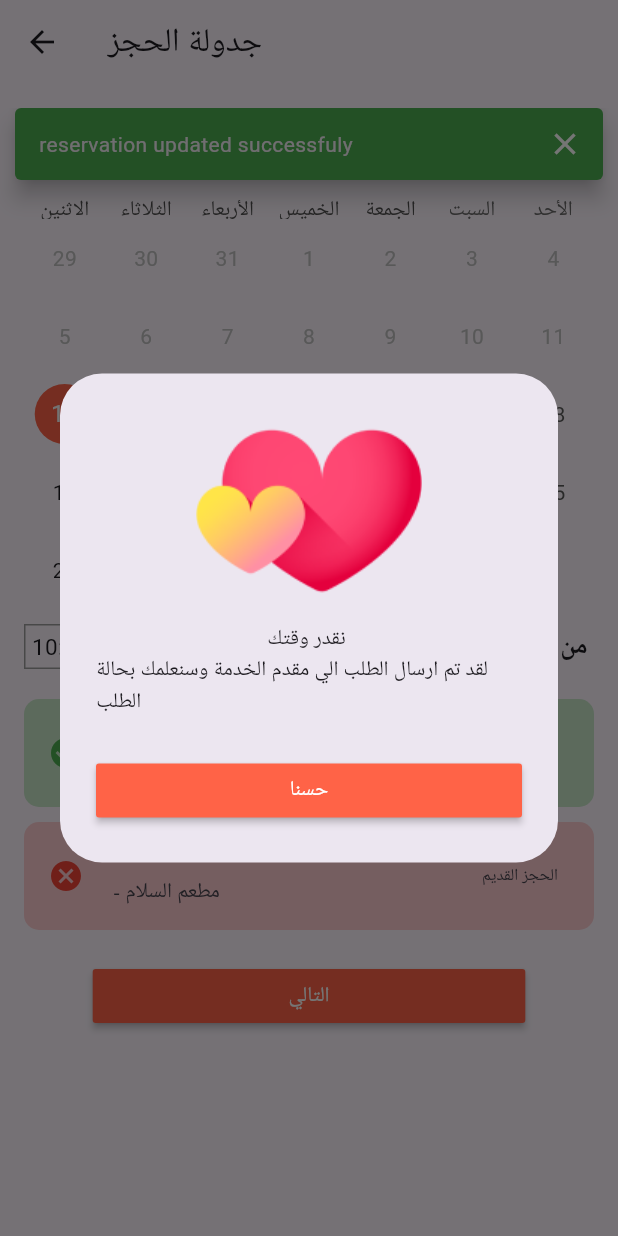
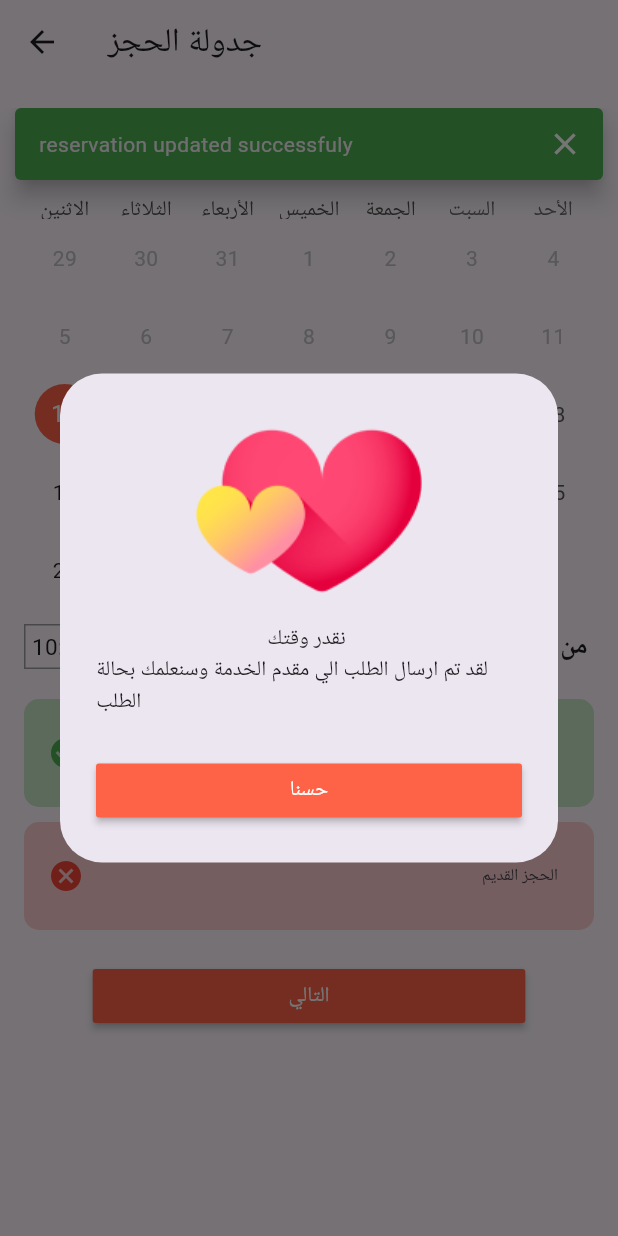
Before and after one commit to wogoodwael/sudia_events, a Flutter app: the SechdualScreen screen opened directly with empty values, after a tap on "التالي", on a phone screen of 412 x 824 dp. Run offline on Flutter 3.47's test engine with Material 3 defaults, Android fonts, the light colour scheme and no system bars; drawn by our look-alikes of table_calendar; our stand-ins replace bloc, carousel_slider, cloud_firestore, easy_localization, easy_stepper, firebase_auth and 16 more; missing offline and left inert: multi_image_picker_plus, otp_pin_field, search_map_location, solid_bottom_sheet; accounts and stored records are empty.

Commit message:
comment place

```diff
--- a/lib/data/services/api.dart
+++ b/lib/data/services/api.dart
@@ -76,8 +76,8 @@ class Api {
     try {
       setLoading(true); // Set loading to true before starting the login process
       await auth.verifyPhoneNumber(
-        phoneNumber: '+201098489028',
-        //phone,
+        phoneNumber:
+        phone,
         verificationCompleted: (PhoneAuthCredential credential) async {
 
           print("CREDDDDD====${credential.smsCode}");
@@ -97,7 +97,7 @@ class Api {
         codeSent: (String verificationId, int? resendToken) {
           this.verificationId = verificationId;
 
-          print("resend======="+resendToken.toString());
+          print("resend=======$resendToken");
 
           Navigator.pushReplacement(
             context,
--- a/lib/presentation/screens/Reservation/sechdual.dart
+++ b/lib/presentation/screens/Reservation/sechdual.dart
@@ -139,8 +139,8 @@ class _SechdualScreenState extends State<SechdualScreen> {
                   mainAxisSize: MainAxisSize.min,
                   children: [
                     Image.asset("assets/images/heart.png"),
-                    Text("نقدر وقتك "),
-                    Text(
+                    const Text("نقدر وقتك "),
+                    const Text(
                         "لقد تم ارسال الطلب الي مقدم الخدمة وسنعلمك بحالة الطلب ")
                   ]),
               actions: [
@@ -154,7 +154,7 @@ class _SechdualScreenState extends State<SechdualScreen> {
                             builder: (_) => BottomBarScreen(
                                 id: sharedpref.getString("token")!)));
                   },
-                  child: Text("حسنا", style: TextStyle(color: Colors.white)),
+                  child: const Text("حسنا", style: TextStyle(color: Colors.white)),
                 )
               ],
             );
@@ -170,7 +170,7 @@ class _SechdualScreenState extends State<SechdualScreen> {
   Widget build(BuildContext context) {
     return Scaffold(
       appBar: AppBar(
-        title: Text('جدولة الحجز'),
+        title: const Text('جدولة الحجز'),
       ),
       body: Padding(
         padding: const EdgeInsets.all(16.0),
@@ -185,7 +185,7 @@ class _SechdualScreenState extends State<SechdualScreen> {
                 },
                 getEventsForDay: _getEventsForDay,
               ),
-              SizedBox(height: 10),
+              const SizedBox(height: 10),
               Row(
                 mainAxisAlignment: MainAxisAlignment.spaceBetween,
                 children: [
@@ -199,7 +199,7 @@ class _SechdualScreenState extends State<SechdualScreen> {
                       children: [
                         Text(
                           _selectedTime2.format(context),
-                          style: TextStyle(fontSize: 15),
+                          style: const TextStyle(fontSize: 15),
                         ),
                         GestureDetector(
                           onTap: () async {
@@ -214,7 +214,7 @@ class _SechdualScreenState extends State<SechdualScreen> {
                               });
                             }
                           },
-                          child: Icon(
+                          child: const Icon(
                             Icons.timer,
                             size: 15,
                             color: Colors.green,
@@ -223,7 +223,7 @@ class _SechdualScreenState extends State<SechdualScreen> {
                       ],
                     ),
                   ),
-                  Text(
+                  const Text(
                     "الي ",
                     style: TextStyle(fontWeight: FontWeight.bold, fontSize: 17),
                   ),
@@ -237,7 +237,7 @@ class _SechdualScreenState extends State<SechdualScreen> {
                       children: [
                         Text(
                           _selectedTime.format(context),
-                          style: TextStyle(fontSize: 15),
+                          style: const TextStyle(fontSize: 15),
                         ),
                         GestureDetector(
                           onTap: () async {
@@ -252,7 +252,7 @@ class _SechdualScreenState extends State<SechdualScreen> {
                               });
                             }
                           },
-                          child: Icon(
+                          child: const Icon(
                             Icons.timer,
                             size: 15,
                             color: Colors.green,
@@ -261,50 +261,50 @@ class _SechdualScreenState extends State<SechdualScreen> {
                       ],
                     ),
                   ),
-                  Text(
+                  const Text(
                     "من ",
                     style: TextStyle(fontWeight: FontWeight.bold, fontSize: 17),
                   ),
                 ],
               ),
-              SizedBox(height: 20),
+              const SizedBox(height: 20),
               Container(
                 decoration: BoxDecoration(
                   borderRadius: BorderRadius.circular(10),
                   color: Colors.green[100],
                 ),
                 child: ListTile(
-                  trailing: Text("الحجز الجديد"),
-                  leading: Icon(Icons.check_circle, color: Colors.green),
+                  trailing: const Text("الحجز الجديد"),
+                  leading: const Icon(Icons.check_circle, color: Colors.green),
                   title: Text(_selectedTime.format(context)),
                   subtitle: Text(
-                      '${DateFormat('yyyy/MM/dd').format(_selectedDay!)}- مطعم السلام'),
+                      DateFormat('yyyy/MM/dd').format(_selectedDay!)),
                 ),
               ),
-              SizedBox(height: 10),
+              const SizedBox(height: 10),
               Container(
                 decoration: BoxDecoration(
                   borderRadius: BorderRadius.circular(10),
                   color: Colors.red[100],
                 ),
                 child: ListTile(
-                  trailing: Text("الحجز القديم"),
-                  leading: Icon(Icons.cancel, color: Colors.red),
+                  trailing: const Text("الحجز القديم"),
+                  leading: const Icon(Icons.cancel, color: Colors.red),
                   title: Text(widget.date),
-                  subtitle: Text('${widget.day} - مطعم السلام'),
+                  subtitle: Text('${widget.day}  '),
                 ),
               ),
-              SizedBox(
+              const SizedBox(
                 height: 20,
               ),
               MaterialButton(
                 minWidth: .7 * mediawidth(context),
                 onPressed: _updateReservation,
-                child: Text(
+                color: primary,
+                child: const Text(
                   'التالي',
                   style: TextStyle(color: Colors.white),
                 ),
-                color: primary,
               ),
             ],
           ),
```
